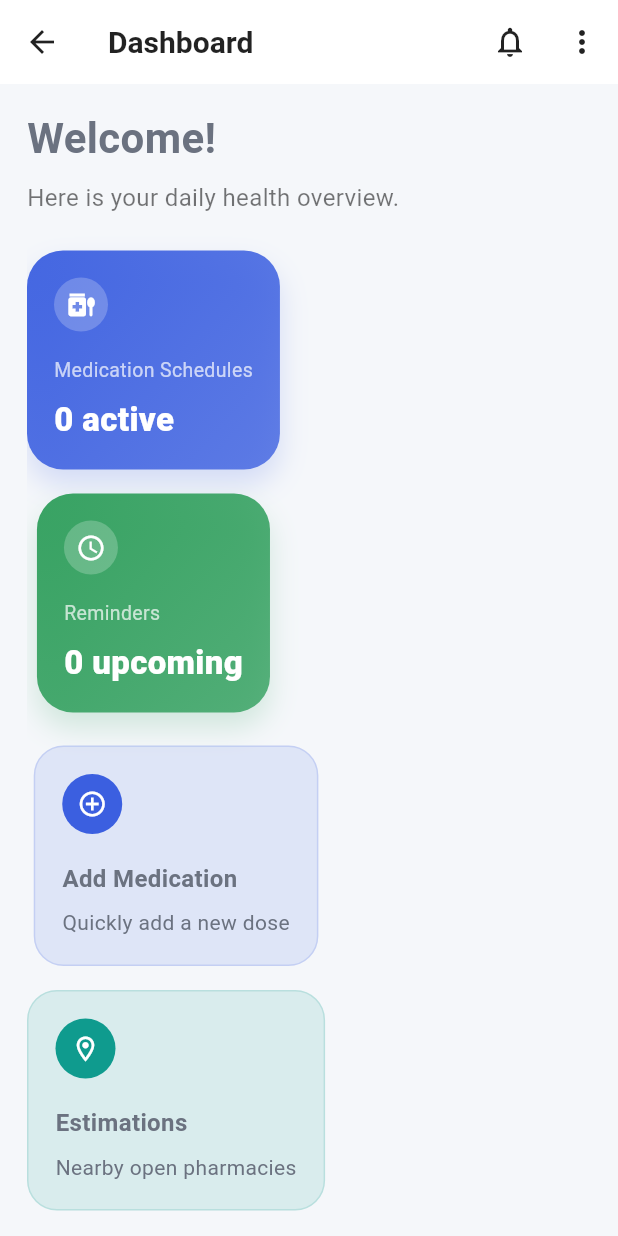
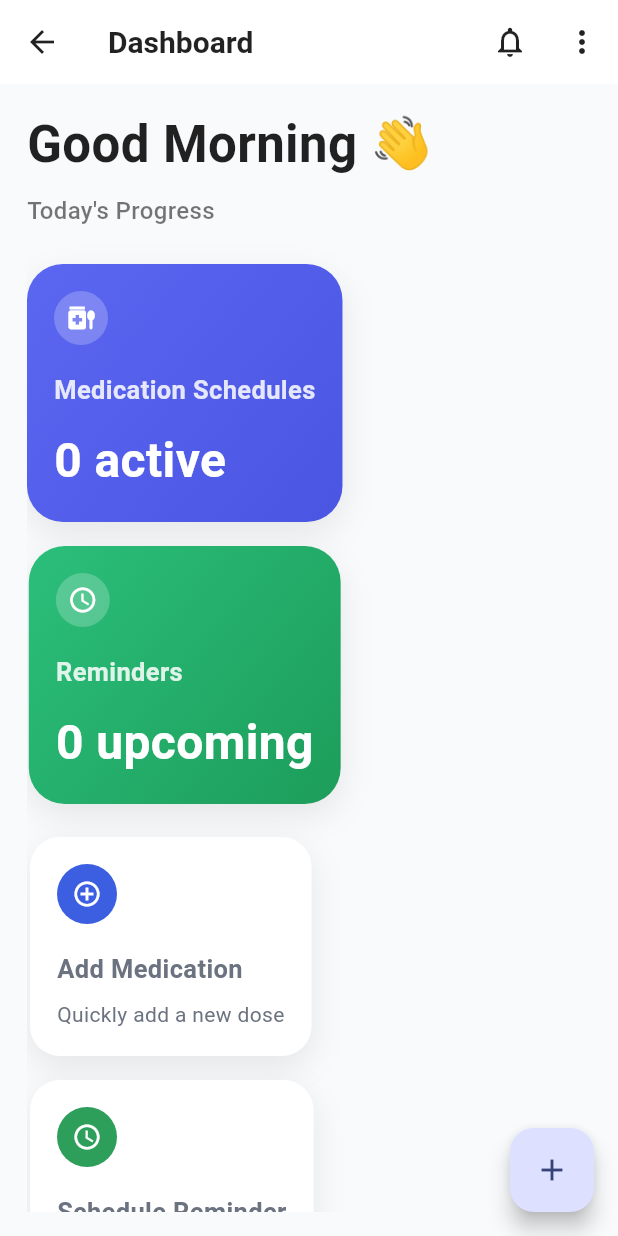
Before and after one commit to joelkabanda/QuickMed, a Flutter app: the DashboardScreen screen opened by its route, on a phone screen of 412 x 824 dp. Run offline on Flutter 3.47's test engine with Material 3 defaults, Android fonts, the light colour scheme and no system bars; our stand-ins replace cloud_firestore, firebase_auth, firebase_core, flutter_local_notifications, flutter_map, geocoding and 4 more; missing offline and left inert: google_mlkit_text_recognition, map_launcher; accounts and stored records are empty.

Commit message:
Dashboard styling

```diff
--- a/lib/app.dart
+++ b/lib/app.dart
@@ -1,7 +1,7 @@
 import 'package:flutter/material.dart';
-import 'constants/app_theme.dart';
-import 'routes/app_routes.dart';
-import 'routes/route_generator.dart';
+import 'package:quickmed/constants/app_theme.dart';
+import 'package:quickmed/routes/app_routes.dart';
+import 'package:quickmed/routes/route_generator.dart';
 
 class QuickMedApp extends StatelessWidget {
   const QuickMedApp({super.key});
--- a/lib/features/dashboard/screens/dashboard_screen.dart
+++ b/lib/features/dashboard/screens/dashboard_screen.dart
@@ -92,7 +92,9 @@ class _DashboardScreenState extends State<DashboardScreen> {
     required IconData icon,
     required String title,
     required String value,
-    required Color color,
+    required List<Color> gradient,
+    Color? backgroundColor,
+    required Color textColor,
     String? route,
     VoidCallback? onTap,
   }) {
@@ -107,20 +109,20 @@ class _DashboardScreenState extends State<DashboardScreen> {
         child: Container(
           padding: const EdgeInsets.all(18),
           decoration: BoxDecoration(
-            gradient: LinearGradient(
-              colors: [
-                color.withAlpha((0.95 * 255).round()),
-                color.withAlpha((0.78 * 255).round())
-              ],
-              begin: Alignment.topLeft,
-              end: Alignment.bottomRight,
-            ),
+            gradient: gradient.isNotEmpty
+                ? LinearGradient(
+                    colors: gradient,
+                    begin: Alignment.topLeft,
+                    end: Alignment.bottomRight,
+                  )
+                : null,
+            color: gradient.isEmpty ? backgroundColor : null,
             borderRadius: BorderRadius.circular(24),
-            boxShadow: [
+            boxShadow: const [
               BoxShadow(
-                color: color.withAlpha((0.18 * 255).round()),
-                blurRadius: 16,
-                offset: const Offset(0, 10),
+                color: Color.fromRGBO(0, 0, 0, 0.08),
+                blurRadius: 18,
+                offset: Offset(0, 8),
               ),
             ],
           ),
@@ -130,24 +132,25 @@ class _DashboardScreenState extends State<DashboardScreen> {
             children: [
               CircleAvatar(
                 radius: 18,
-                backgroundColor: Colors.white.withAlpha((0.22 * 255).round()),
-                child: Icon(icon, color: Colors.white, size: 20),
+                backgroundColor: Colors.white.withOpacity(0.22),
+                child: Icon(icon, color: textColor, size: 20),
               ),
-              const SizedBox(height: 16),
+              const SizedBox(height: 18),
               Text(
                 title,
-                style: const TextStyle(
-                  color: Colors.white70,
-                  fontSize: 13,
+                style: TextStyle(
+                  color: textColor.withOpacity(0.85),
+                  fontSize: 17,
+                  fontWeight: FontWeight.w600,
                 ),
               ),
-              const SizedBox(height: 8),
+              const SizedBox(height: 12),
               Text(
                 value,
-                style: const TextStyle(
-                  color: Colors.white,
-                  fontSize: 22,
-                  fontWeight: FontWeight.w800,
+                style: TextStyle(
+                  color: textColor,
+                  fontSize: 32,
+                  fontWeight: FontWeight.bold,
                 ),
               ),
             ],
@@ -175,9 +178,15 @@ class _DashboardScreenState extends State<DashboardScreen> {
         child: Container(
           padding: const EdgeInsets.all(18),
           decoration: BoxDecoration(
-            color: color.withAlpha((0.12 * 255).round()),
+            color: Colors.white,
             borderRadius: BorderRadius.circular(20),
-            border: Border.all(color: color.withAlpha((0.16 * 255).round())),
+            boxShadow: const [
+              BoxShadow(
+                color: Color.fromRGBO(0, 0, 0, 0.08),
+                blurRadius: 18,
+                offset: Offset(0, 8),
+              ),
+            ],
           ),
           child: Column(
             crossAxisAlignment: CrossAxisAlignment.start,
@@ -191,8 +200,8 @@ class _DashboardScreenState extends State<DashboardScreen> {
               Text(
                 title,
                 style: const TextStyle(
-                  fontSize: 16,
-                  fontWeight: FontWeight.w700,
+                  fontSize: 17,
+                  fontWeight: FontWeight.w600,
                 ),
               ),
               const SizedBox(height: 8),
@@ -227,7 +236,8 @@ class _DashboardScreenState extends State<DashboardScreen> {
             value: _activeMedicationsCount != null
                 ? '${_activeMedicationsCount!} active'
                 : 'Loading...',
-            color: AppColors.primary,
+            gradient: const [Color(0xFF5B67F1), Color(0xFF4A56E2)],
+            textColor: Colors.white,
             onTap: () {
               Navigator.of(context)
                   .pushNamed(AppRoutes.medications)
@@ -241,7 +251,8 @@ class _DashboardScreenState extends State<DashboardScreen> {
             value: _upcomingRemindersCount != null
                 ? '${_upcomingRemindersCount!} upcoming'
                 : 'Loading...',
-            color: AppColors.success,
+            gradient: const [Color(0xFF2BBF7B), Color(0xFF1D9D5A)],
+            textColor: Colors.white,
             onTap: () {
               Navigator.of(context)
                   .pushNamed(AppRoutes.reminders)
@@ -272,57 +283,11 @@ class _DashboardScreenState extends State<DashboardScreen> {
     );
   }
 
-  Widget _buildResponsiveFeatureTiles(BuildContext context) {
-    return LayoutBuilder(
-      builder: (context, constraints) {
-        final bool isWide = constraints.maxWidth >= 640;
-        final featureTiles = [
-          _buildFeatureTile(
-            context: context,
-            icon: Icons.add_circle_outline,
-            title: 'Add Medication',
-            subtitle: 'Quickly add a new dose',
-            color: AppColors.primary,
-            route: AppRoutes.addMedication,
-            isExpanded: false,
-          ),
-          _buildFeatureTile(
-            context: context,
-            icon: Icons.location_on_outlined,
-            title: 'Estimations',
-            subtitle: 'Nearby open pharmacies',
-            color: AppColors.accent,
-            route: AppRoutes.pharmacyMap,
-            isExpanded: false,
-          ),
-        ];
-
-        if (isWide) {
-          return Row(
-            crossAxisAlignment: CrossAxisAlignment.start,
-            children: [
-              Expanded(child: featureTiles[0]),
-              const SizedBox(width: 14),
-              Expanded(child: featureTiles[1]),
-            ],
-          );
-        }
-
-        return Column(
-          children: [
-            featureTiles[0],
-            const SizedBox(height: 16),
-            featureTiles[1],
-          ],
-        );
-      },
-    );
-  }
 
   @override
   Widget build(BuildContext context) {
     return Scaffold(
-      backgroundColor: const Color(0xFFF5F7FA),
+      backgroundColor: const Color(0xFFF8FAFC),
       appBar: AppBar(
         backgroundColor: Colors.white,
         elevation: 0,
@@ -364,29 +329,83 @@ class _DashboardScreenState extends State<DashboardScreen> {
             crossAxisAlignment: CrossAxisAlignment.start,
             children: [
               const Text(
-                'Welcome!',
+                'Good Morning 👋',
                 style: TextStyle(
-                  fontSize: 28,
+                  fontSize: 34,
                   fontWeight: FontWeight.bold,
+                  color: Colors.black87,
                 ),
               ),
               const SizedBox(height: 8),
               const Text(
-                'Here is your daily health overview.',
+                'Today\'s Progress',
                 style: TextStyle(
                   fontSize: 16,
+                  fontWeight: FontWeight.w500,
                   color: Colors.black54,
                 ),
               ),
               const SizedBox(height: 24),
               _buildResponsiveSummaryCards(context),
               const SizedBox(height: 22),
-              _buildResponsiveFeatureTiles(context),
+              Padding(
+                padding: const EdgeInsets.symmetric(horizontal: 2),
+                child: Column(
+                  crossAxisAlignment: CrossAxisAlignment.start,
+                  children: [
+                    _buildFeatureTile(
+                      context: context,
+                      icon: Icons.add_circle_outline,
+                      title: 'Add Medication',
+                      subtitle: 'Quickly add a new dose',
+                      color: AppColors.primary,
+                      route: AppRoutes.addMedication,
+                      isExpanded: false,
+                    ),
+                    const SizedBox(height: 16),
+                    _buildFeatureTile(
+                      context: context,
+                      icon: Icons.access_time,
+                      title: 'Schedule Reminder',
+                      subtitle: 'Create your next alert',
+                      color: AppColors.success,
+                      route: AppRoutes.addReminder,
+                      isExpanded: false,
+                    ),
+                    const SizedBox(height: 16),
+                    _buildFeatureTile(
+                      context: context,
+                      icon: Icons.location_on_outlined,
+                      title: 'Find Pharmacy',
+                      subtitle: 'Nearby open pharmacies',
+                      color: AppColors.primary,
+                      route: AppRoutes.pharmacyMap,
+                      isExpanded: false,
+                    ),
+                    const SizedBox(height: 16),
+                    _buildFeatureTile(
+                      context: context,
+                      icon: Icons.show_chart,
+                      title: 'History',
+                      subtitle: 'View medical records',
+                      color: AppColors.accent,
+                      route: AppRoutes.medicalHistory,
+                      isExpanded: false,
+                    ),
+                  ],
+                ),
+              ),
               const SizedBox(height: 24),
             ],
           ),
         ),
       ),
+      floatingActionButton: FloatingActionButton(
+        onPressed: () {
+          Navigator.of(context).pushNamed(AppRoutes.addMedication);
+        },
+        child: const Icon(Icons.add),
+      ),
     );
   }
 }
```
